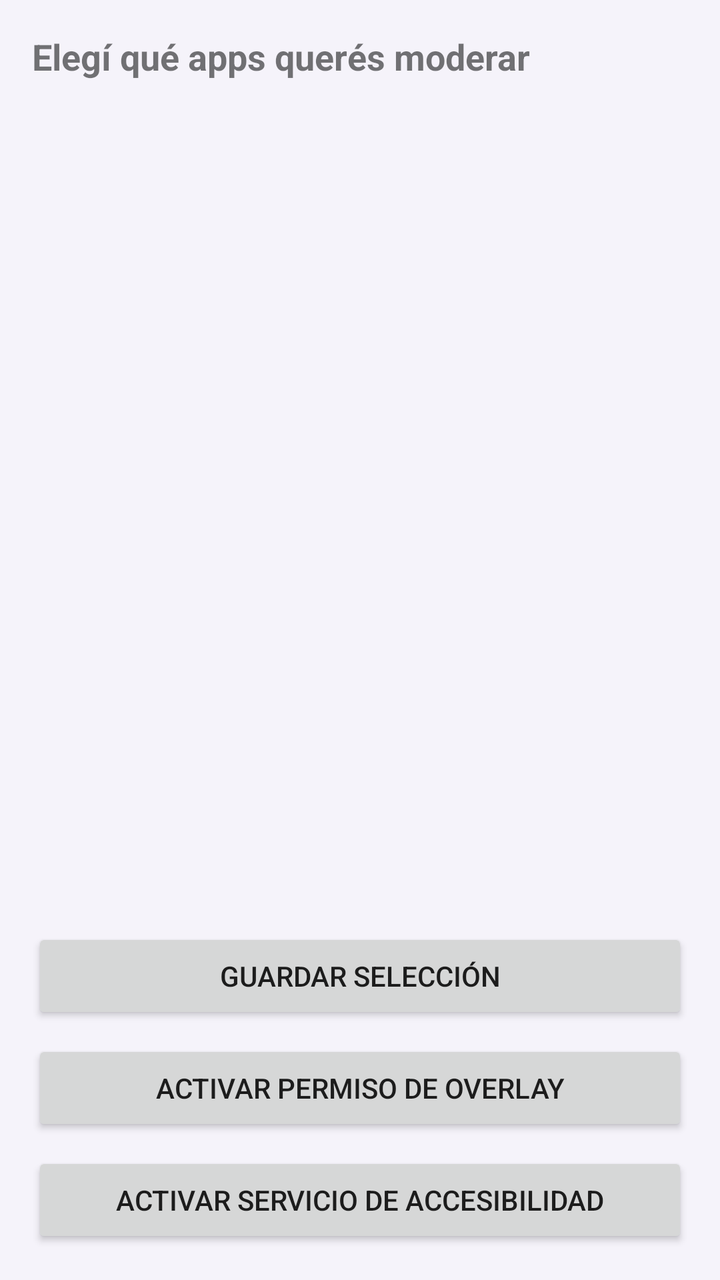
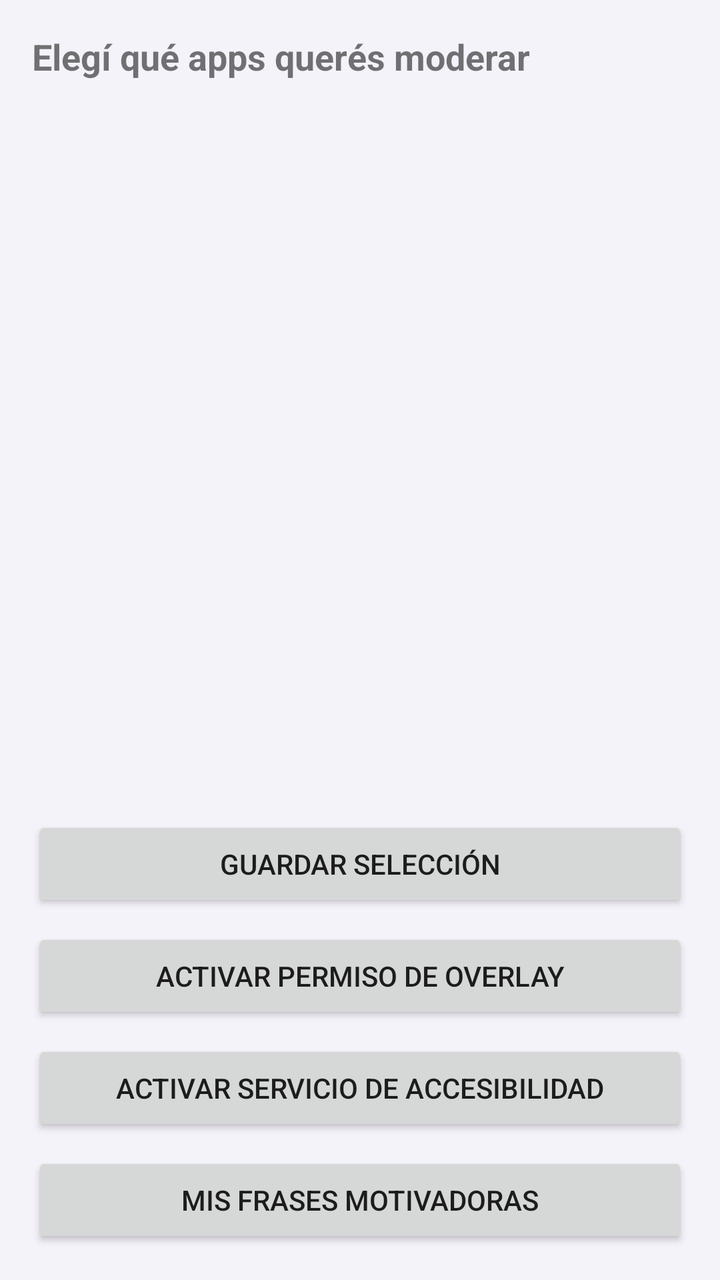

Two renders of the same Android screen: before a commit and after it. Below are the layout's source before the change and the commit's diff.
<!-- AndroidManifest.xml: application theme Theme.AppBlock -->
<!-- res/layout/activity_main.xml -->
<?xml version="1.0" encoding="utf-8"?>
<LinearLayout xmlns:android="http://schemas.android.com/apk/res/android"
    android:layout_width="match_parent"
    android:layout_height="match_parent"
    android:orientation="vertical"
    android:background="#F5F3FA"
    android:padding="16dp">

    <TextView
        android:layout_width="match_parent"
        android:layout_height="wrap_content"
        android:text="Elegí qué apps querés moderar"
        android:textSize="18sp"
        android:textStyle="bold"
        android:paddingBottom="8dp" />

    <androidx.recyclerview.widget.RecyclerView
        android:id="@+id/recyclerViewApps"
        android:layout_width="match_parent"
        android:layout_height="0dp"
        android:layout_weight="1" />

    <Button
        android:id="@+id/btnSave"
        android:layout_width="match_parent"
        android:layout_height="wrap_content"
        android:layout_marginTop="8dp"
        android:text="Guardar selección" />

    <Button
        android:id="@+id/btnOverlayPermission"
        android:layout_width="match_parent"
        android:layout_height="wrap_content"
        android:layout_marginTop="8dp"
        android:text="Activar permiso de overlay" />

    <Button
        android:id="@+id/btnAccessibilityPermission"
        android:layout_width="match_parent"
        android:layout_height="wrap_content"
        android:layout_marginTop="8dp"
        android:text="Activar servicio de accesibilidad" />

</LinearLayout>
<!-- resources referenced by this layout -->
<resources>
  <style name="Theme.AppBlock" parent="Theme.MaterialComponents.DayNight.NoActionBar">
          <item name="colorPrimary">#6750A4</item>
          <item name="colorPrimaryDark">#4F378B</item>
          <item name="colorAccent">#D0BCFF</item>
          <item name="android:windowBackground">@drawable/splash</item>
      </style>
  <!-- drawable splash: png bitmap (drawable, 46008 bytes) -->
</resources>

<!-- the commit's change to res/layout/activity_main.xml (unified diff, before → after) -->
@@ -41,4 +41,11 @@
         android:layout_marginTop="8dp"
         android:text="Activar servicio de accesibilidad" />
 
+    <Button
+        android:id="@+id/btnManagePhrases"
+        android:layout_width="match_parent"
+        android:layout_height="wrap_content"
+        android:layout_marginTop="8dp"
+        android:text="Mis frases motivadoras" />
+
 </LinearLayout>
